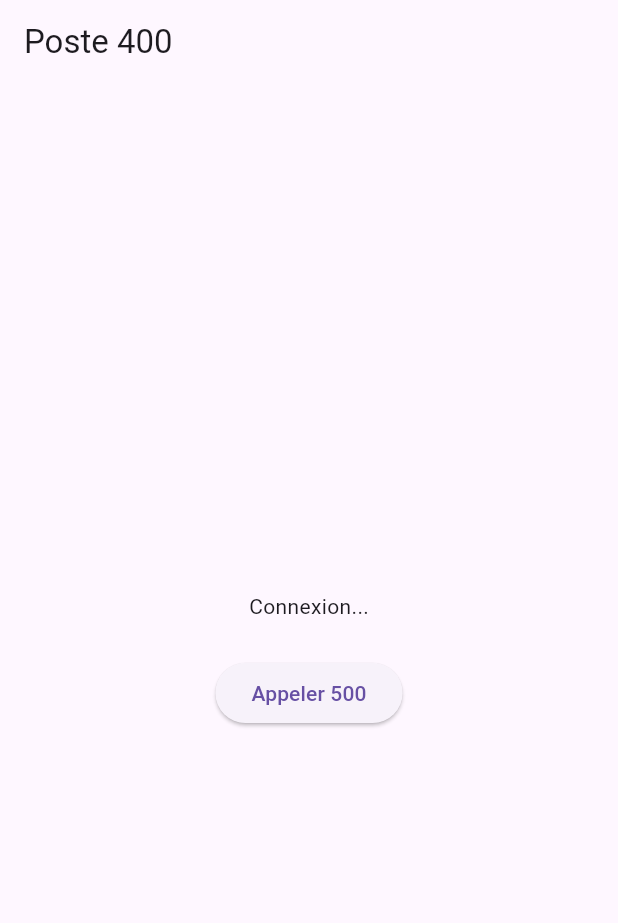
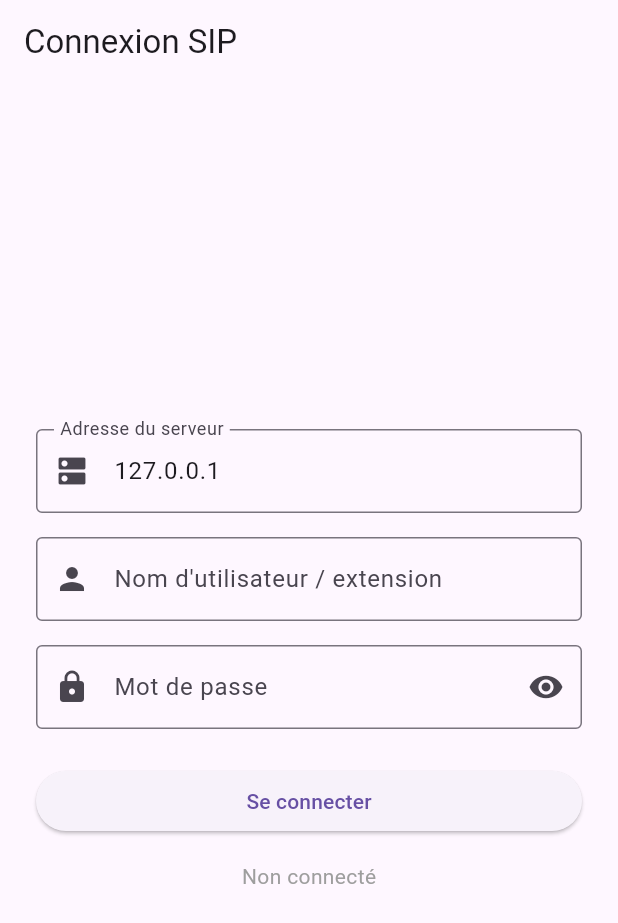
Before and after one commit to mghez001/DevWebMobile, a Flutter app: the screen it shows after launch, on a phone screen of 412 x 824 dp. Shown: the top 923 px of the screen. Run offline on Flutter 3.47's test engine with Material 3 defaults, Android fonts, the phone set to English and light mode, and no system bars; missing offline and left inert: sip_ua.

Commit message:
sip test new version with connexion in the app

```diff
--- a/lib/main.dart
+++ b/lib/main.dart
@@ -1,55 +1,142 @@
 import 'package:flutter/material.dart';
 import 'package:sip_ua/sip_ua.dart';
 
-const serverIp = String.fromEnvironment('SERVER_IP', defaultValue: '127.0.0.1');
-const myExt = String.fromEnvironment('EXT', defaultValue: '400');
-const myPassword = String.fromEnvironment('PASSWORD', defaultValue: 'changeme');
-const targetExt = String.fromEnvironment('TARGET', defaultValue: '500');
+// Valeurs par défaut (optionnelles) pré-remplies dans le formulaire.
+const defaultServerIp =
+    String.fromEnvironment('SERVER_IP', defaultValue: '127.0.0.1');
 
 void main() => runApp(const MaterialApp(home: PhonePage()));
 
 class PhonePage extends StatefulWidget {
   const PhonePage({super.key});
+
   @override
   State<PhonePage> createState() => _PhonePageState();
 }
 
 class _PhonePageState extends State<PhonePage> implements SipUaHelperListener {
   final SIPUAHelper _helper = SIPUAHelper();
+
+  // Champs du formulaire
+  final _serverCtrl = TextEditingController(text: defaultServerIp);
+  final _userCtrl = TextEditingController();
+  final _passCtrl = TextEditingController();
+  final _targetCtrl = TextEditingController();
+  final _formKey = GlobalKey<FormState>();
+
+  bool _obscure = true;
+  bool _connecting = false;
+  bool _registered = false;
+  String _status = 'Non connecté';
+  String? _error;
+
+  String _server = '';
+  String _user = '';
   Call? _call;
-  String _status = 'Connexion...';
 
   @override
   void initState() {
     super.initState();
     _helper.addSipUaHelperListener(this);
+  }
+
+  @override
+  void dispose() {
+    _helper.removeSipUaHelperListener(this);
+    _helper.stop();
+    _serverCtrl.dispose();
+    _userCtrl.dispose();
+    _passCtrl.dispose();
+    _targetCtrl.dispose();
+    super.dispose();
+  }
+
+  // --- Actions ---
+  void _connect() {
+    if (!_formKey.currentState!.validate()) return;
+
+    _server = _serverCtrl.text.trim();
+    _user = _userCtrl.text.trim();
 
     final settings = UaSettings()
-      ..webSocketUrl = 'wss://$serverIp:8089/ws'
+      ..webSocketUrl = 'wss://$_server:8089/ws'
       ..webSocketSettings.allowBadCertificate = true
-      ..uri = 'sip:$myExt@$serverIp'
-      ..authorizationUser = myExt
-      ..password = myPassword
-      ..displayName = myExt
+      ..uri = 'sip:$_user@$_server'
+      ..authorizationUser = _user
+      ..password = _passCtrl.text
+      ..displayName = _user
       ..transportType = TransportType.WS
       ..register = true;
+
+    setState(() {
+      _connecting = true;
+      _error = null;
+      _status = 'Connexion...';
+    });
 
     _helper.start(settings);
   }
 
-  // --- Actions ---
-  void _makeCall() => _helper.call('sip:$targetExt@$serverIp', voiceOnly: true);
+  void _disconnect() {
+    _call?.hangup();
+    _helper.unregister();
+    _helper.stop();
+    setState(() {
+      _registered = false;
+      _connecting = false;
+      _call = null;
+      _status = 'Non connecté';
+    });
+  }
+
+  void _makeCall() {
+    final target = _targetCtrl.text.trim();
+    if (target.isEmpty) return;
+    _helper.call('sip:$target@$_server', voiceOnly: true);
+  }
+
   void _answer() => _call?.answer(_helper.buildCallOptions(true));
   void _hangup() => _call?.hangup();
 
   // --- Callbacks du helper ---
   @override
-  void registrationStateChanged(RegistrationState state) =>
-      setState(() => _status = 'Enregistrement : ${state.state?.name}');
+  void registrationStateChanged(RegistrationState state) {
+    setState(() {
+      switch (state.state) {
+        case RegistrationStateEnum.REGISTERED:
+          _registered = true;
+          _connecting = false;
+          _error = null;
+          _status = 'Enregistré en tant que $_user';
+          break;
+        case RegistrationStateEnum.REGISTRATION_FAILED:
+          _registered = false;
+          _connecting = false;
+          _error = 'Échec de l\'enregistrement : identifiants incorrects ?';
+          _helper.stop();
+          break;
+        case RegistrationStateEnum.UNREGISTERED:
+          _registered = false;
+          _status = 'Désenregistré';
+          break;
+        default:
+          _status = 'Enregistrement : ${state.state?.name}';
+      }
+    });
+  }
 
   @override
-  void transportStateChanged(TransportState state) =>
-      setState(() => _status = 'Transport : ${state.state.name}');
+  void transportStateChanged(TransportState state) {
+    setState(() {
+      _status = 'Transport : ${state.state.name}';
+      if (state.state == TransportStateEnum.DISCONNECTED && !_registered) {
+        if (_connecting) {
+          _connecting = false;
+          _error = 'Impossible de joindre le serveur.';
+        }
+      }
+    });
+  }
 
   @override
   void callStateChanged(Call call, CallState state) {
@@ -59,6 +146,7 @@ class _PhonePageState extends State<PhonePage> implements SipUaHelperListener {
       if (state.state == CallStateEnum.ENDED ||
           state.state == CallStateEnum.FAILED) {
         _call = null;
+        _status = 'Enregistré en tant que $_user';
       }
     });
   }
@@ -70,29 +158,144 @@ class _PhonePageState extends State<PhonePage> implements SipUaHelperListener {
   @override
   void onNewReinvite(ReInvite event) {}
 
+  // --- UI ---
   @override
   Widget build(BuildContext context) {
-    final ringing = _call?.direction == 'INCOMING' &&
-        _call?.state == CallStateEnum.CALL_INITIATION;
-
     return Scaffold(
-      appBar: AppBar(title: Text('Poste $myExt')),
+      appBar: AppBar(
+        title: Text(_registered ? 'Poste $_user' : 'Connexion SIP'),
+        actions: [
+          if (_registered)
+            IconButton(
+              tooltip: 'Se déconnecter',
+              icon: const Icon(Icons.logout),
+              onPressed: _disconnect,
+            ),
+        ],
+      ),
       body: Center(
-        child: Column(
-          mainAxisSize: MainAxisSize.min,
-          children: [
-            Text(_status),
-            const SizedBox(height: 24),
-            if (_call == null)
-              ElevatedButton(
-                  onPressed: _makeCall, child: Text('Appeler $targetExt')),
-            if (ringing)
-              ElevatedButton(onPressed: _answer, child: const Text('Décrocher')),
-            if (_call != null)
-              ElevatedButton(onPressed: _hangup, child: const Text('Raccrocher')),
-          ],
+        child: SingleChildScrollView(
+          padding: const EdgeInsets.all(24),
+          child: ConstrainedBox(
+            constraints: const BoxConstraints(maxWidth: 400),
+            child: _registered ? _buildPhone() : _buildLogin(),
+          ),
         ),
       ),
     );
   }
+
+  Widget _buildLogin() {
+    return Form(
+      key: _formKey,
+      child: Column(
+        mainAxisSize: MainAxisSize.min,
+        children: [
+          TextFormField(
+            controller: _serverCtrl,
+            decoration: const InputDecoration(
+              labelText: 'Adresse du serveur',
+              prefixIcon: Icon(Icons.dns),
+              border: OutlineInputBorder(),
+            ),
+            keyboardType: TextInputType.url,
+            validator: (v) =>
+                (v == null || v.trim().isEmpty) ? 'Champ requis' : null,
+          ),
+          const SizedBox(height: 16),
+          TextFormField(
+            controller: _userCtrl,
+            decoration: const InputDecoration(
+              labelText: 'Nom d\'utilisateur / extension',
+              prefixIcon: Icon(Icons.person),
+              border: OutlineInputBorder(),
+            ),
+            autocorrect: false,
+            validator: (v) =>
+                (v == null || v.trim().isEmpty) ? 'Champ requis' : null,
+          ),
+          const SizedBox(height: 16),
+          TextFormField(
+            controller: _passCtrl,
+            obscureText: _obscure,
+            decoration: InputDecoration(
+              labelText: 'Mot de passe',
+              prefixIcon: const Icon(Icons.lock),
+              border: const OutlineInputBorder(),
+              suffixIcon: IconButton(
+                icon: Icon(_obscure ? Icons.visibility : Icons.visibility_off),
+                onPressed: () => setState(() => _obscure = !_obscure),
+              ),
+            ),
+            validator: (v) => (v == null || v.isEmpty) ? 'Champ requis' : null,
+            onFieldSubmitted: (_) => _connect(),
+          ),
+          const SizedBox(height: 24),
+          SizedBox(
+            width: double.infinity,
+            child: ElevatedButton(
+              onPressed: _connecting ? null : _connect,
+              child: _connecting
+                  ? const SizedBox(
+                      height: 20,
+                      width: 20,
+                      child: CircularProgressIndicator(strokeWidth: 2),
+                    )
+                  : const Text('Se connecter'),
+            ),
+          ),
+          const SizedBox(height: 16),
+          if (_error != null)
+            Text(_error!, style: const TextStyle(color: Colors.red)),
+          Text(_status, style: const TextStyle(color: Colors.grey)),
+        ],
+      ),
+    );
+  }
+
+  Widget _buildPhone() {
+    final ringing = _call?.direction == 'INCOMING' &&
+        _call?.state == CallStateEnum.CALL_INITIATION;
+
+    return Column(
+      mainAxisSize: MainAxisSize.min,
+      children: [
+        Text(_status, textAlign: TextAlign.center),
+        const SizedBox(height: 24),
+        if (_call == null) ...[
+          TextField(
+            controller: _targetCtrl,
+            decoration: const InputDecoration(
+              labelText: 'Extension à appeler',
+              prefixIcon: Icon(Icons.dialpad),
+              border: OutlineInputBorder(),
+            ),
+            keyboardType: TextInputType.phone,
+            onSubmitted: (_) => _makeCall(),
+          ),
+          const SizedBox(height: 16),
+          ElevatedButton.icon(
+            onPressed: _makeCall,
+            icon: const Icon(Icons.call),
+            label: const Text('Appeler'),
+          ),
+        ],
+        if (ringing)
+          ElevatedButton.icon(
+            onPressed: _answer,
+            icon: const Icon(Icons.call),
+            label: const Text('Décrocher'),
+          ),
+        if (_call != null) ...[
+          const SizedBox(height: 8),
+          ElevatedButton.icon(
+            style: ElevatedButton.styleFrom(backgroundColor: Colors.red),
+            onPressed: _hangup,
+            icon: const Icon(Icons.call_end),
+            label: const Text('Raccrocher'),
+          ),
+        ],
+      ],
+    );
+  }
 }
```
